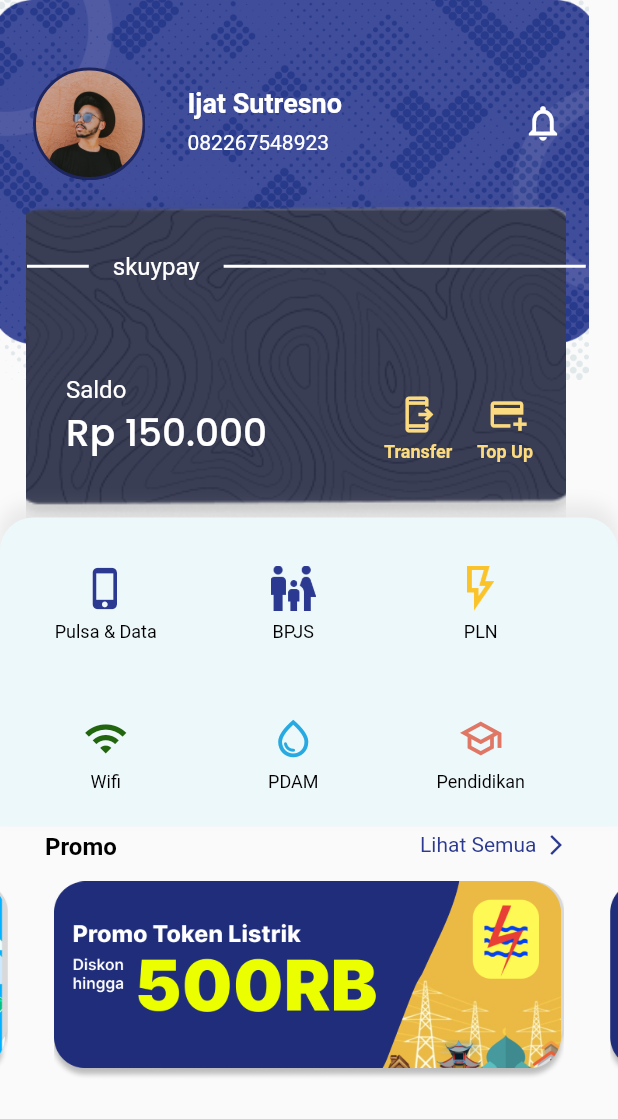
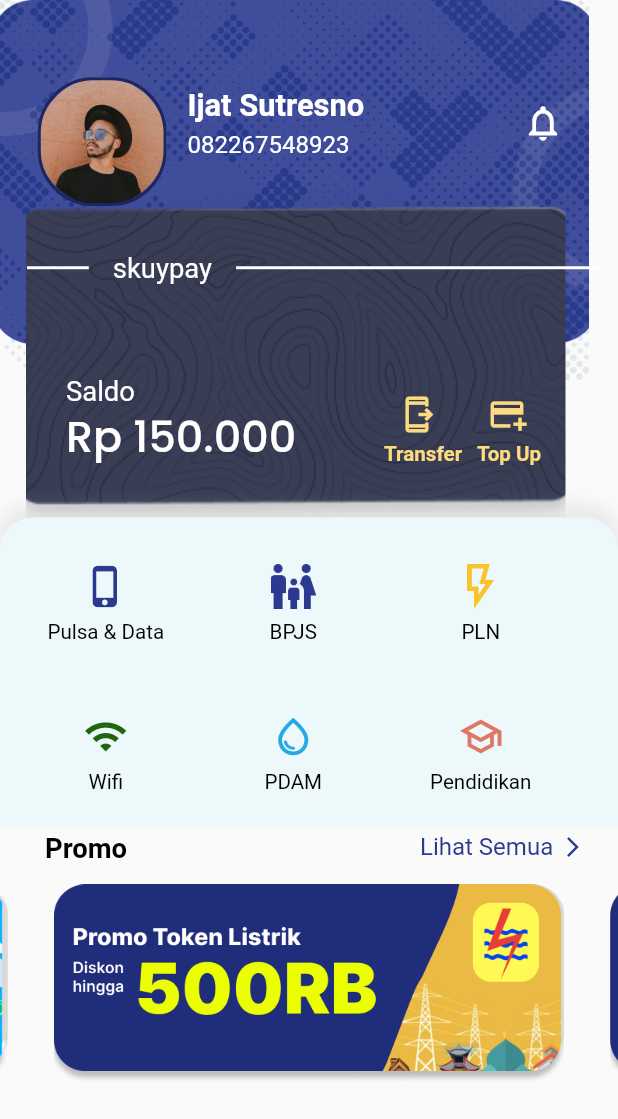
Before and after one commit to Kelompok10Capstone/Flutter_2023, a Flutter app: the HomeScreen screen opened directly, on a phone screen of 412 x 824 dp. Shown: the top 1119 px of the screen. Run offline on Flutter 3.47's test engine with Material 2 defaults, Android fonts, the phone set to English and light mode, and no system bars; drawn by our look-alikes of carousel_slider; our stand-ins replace flutter_screenutil, google_fonts, pinput, shared_preferences, supercharged; accounts and stored records are empty.

Commit message:
update  home

```diff
--- a/capstone_flutter/lib/utils/const/theme.dart
+++ b/capstone_flutter/lib/utils/const/theme.dart
@@ -1,4 +1,5 @@
 import 'package:flutter/material.dart';
+import 'package:flutter_screenutil/flutter_screenutil.dart';
 import 'package:supercharged/supercharged.dart';
 import 'package:google_fonts/google_fonts.dart';
 
@@ -6,27 +7,27 @@ Color blueColor = "2B3990".toColor();
 Color lightBlueColor = "B7E3F5".toColor();
 
 TextStyle blackFont18 =
-    GoogleFonts.roboto().copyWith(fontSize: 18, fontWeight: FontWeight.w700);
+    GoogleFonts.roboto().copyWith(fontSize: 18.sp, fontWeight: FontWeight.w700);
 TextStyle whiteFont12E =
-    GoogleFonts.roboto().copyWith(fontSize: 12, fontWeight: FontWeight.w400);
+    GoogleFonts.roboto().copyWith(fontSize: 12.sp, fontWeight: FontWeight.w400);
 TextStyle whiteFont12 =
-    GoogleFonts.roboto().copyWith(fontSize: 14, fontWeight: FontWeight.w400);
+    GoogleFonts.roboto().copyWith(fontSize: 14.sp, fontWeight: FontWeight.w400);
 
 TextStyle whiteFont12M =
-    GoogleFonts.roboto().copyWith(fontSize: 12, fontWeight: FontWeight.w700);
+    GoogleFonts.roboto().copyWith(fontSize: 12.sp, fontWeight: FontWeight.w700);
 TextStyle whiteFont14 =
-    GoogleFonts.roboto().copyWith(fontSize: 14, fontWeight: FontWeight.w400);
+    GoogleFonts.roboto().copyWith(fontSize: 14.sp, fontWeight: FontWeight.w400);
 TextStyle whiteFont16 =
-    GoogleFonts.roboto().copyWith(fontSize: 16, fontWeight: FontWeight.w400);
+    GoogleFonts.roboto().copyWith(fontSize: 16.sp, fontWeight: FontWeight.w400);
 TextStyle whiteFont16M =
-    GoogleFonts.roboto().copyWith(fontSize: 16, fontWeight: FontWeight.w700);
+    GoogleFonts.roboto().copyWith(fontSize: 16.sp, fontWeight: FontWeight.w700);
 TextStyle whiteFont18 =
-    GoogleFonts.roboto().copyWith(fontSize: 18, fontWeight: FontWeight.w700);
+    GoogleFonts.roboto().copyWith(fontSize: 18.sp, fontWeight: FontWeight.w700);
 TextStyle whiteFont25 =
-    GoogleFonts.poppins().copyWith(fontSize: 25, fontWeight: FontWeight.w500);
+    GoogleFonts.poppins().copyWith(fontSize: 25.sp, fontWeight: FontWeight.w500);
 
 TextStyle blackFont16 =
-    GoogleFonts.roboto().copyWith(fontSize: 16, fontWeight: FontWeight.w700);
+    GoogleFonts.roboto().copyWith(fontSize: 16.sp, fontWeight: FontWeight.w700);
 
 /// Tambahan text dari iyan
 // color white
--- a/capstone_flutter/lib/view/screen/home_screen/home_screen.dart
+++ b/capstone_flutter/lib/view/screen/home_screen/home_screen.dart
@@ -5,6 +5,7 @@ import 'package:capstone_flutter/view/screen/wifi_screen/modal_bottom_wifi_scree
 import 'package:carousel_slider/carousel_slider.dart';
 import 'package:flutter/material.dart';
 import 'package:flutter/services.dart';
+import 'package:flutter_screenutil/flutter_screenutil.dart';
 import '../../../utils/const/theme.dart';
 import '../bpjs_screen/modal_bottom_bpjs_screen.dart';
 import '../bpjs_screen/payment_detail_bpjs_screen.dart';
@@ -66,10 +67,10 @@ class _HomeScreenState extends State<HomeScreen>
                       height: 253,
                     ),
                     Padding(
-                      padding: const EdgeInsets.only(left: 22, top: 45),
+                      padding: EdgeInsets.only(left: 22.w, top: 45.w),
                       child: Container(
-                        height: 75,
-                        width: 75,
+                        height: 75.w,
+                        width: 75.w,
                         decoration: BoxDecoration(
                           image: const DecorationImage(
                               image: AssetImage('assets/profile_home.png')),
@@ -109,7 +110,9 @@ class _HomeScreenState extends State<HomeScreen>
                             color: Colors.white, size: 28),
                       ),
                     ),
-                    const Padding(
+                    ClipRRect(
+                      borderRadius: BorderRadius.circular(40),
+                      child: const Padding(
                         padding: EdgeInsets.only(top: 110, left: 17),
                         child: Image(
                           image: AssetImage(
@@ -118,6 +121,7 @@ class _HomeScreenState extends State<HomeScreen>
                           fit: BoxFit.cover,
                           height: 270,
                           width: 360,
+                        ),
                       ),
                     ),
                     Padding(
--- a/capstone_flutter/pubspec.yaml
+++ b/capstone_flutter/pubspec.yaml
@@ -39,6 +39,7 @@ dependencies:
   carousel_slider: ^4.2.1
   shared_preferences: ^2.1.0
   pinput: ^2.2.31
+  flutter_screenutil: ^5.7.0
 
 dev_dependencies:
   flutter_test:
```
Also changed, not shown: capstone_flutter/lib/main.dart (+8 -0 lines), capstone_flutter/lib/view/screen/register_screen/form_register_screen.dart (+9 -7 lines), capstone_flutter/pubspec.lock. Lines whose indentation alone changed are shown as unchanged.
